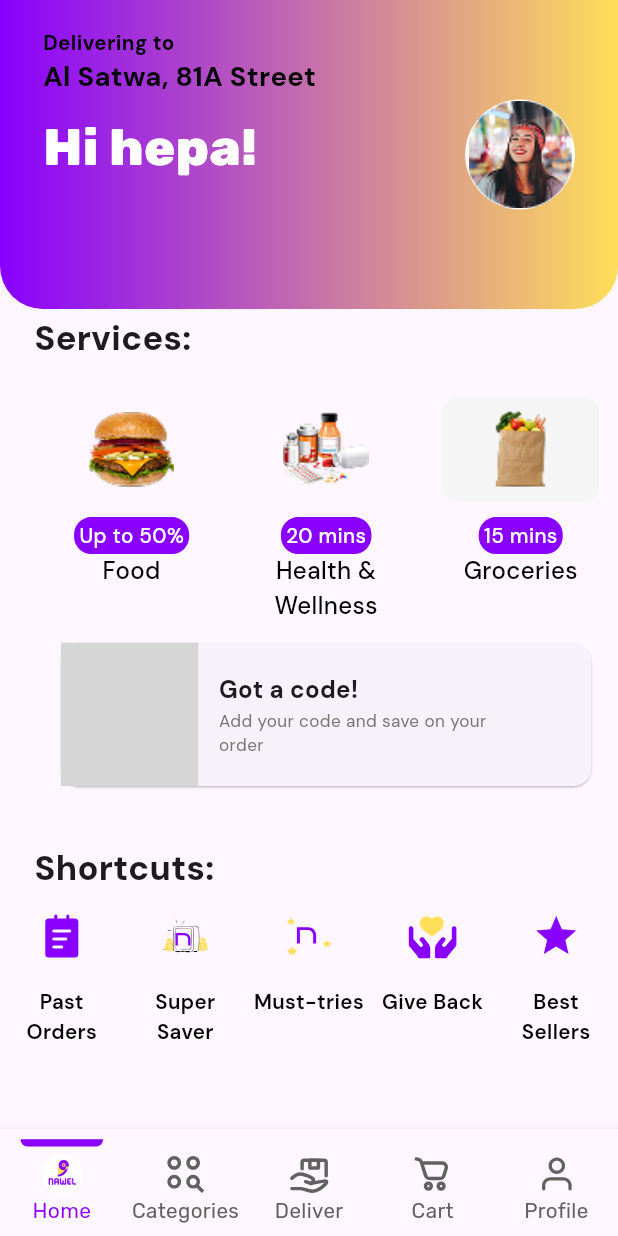
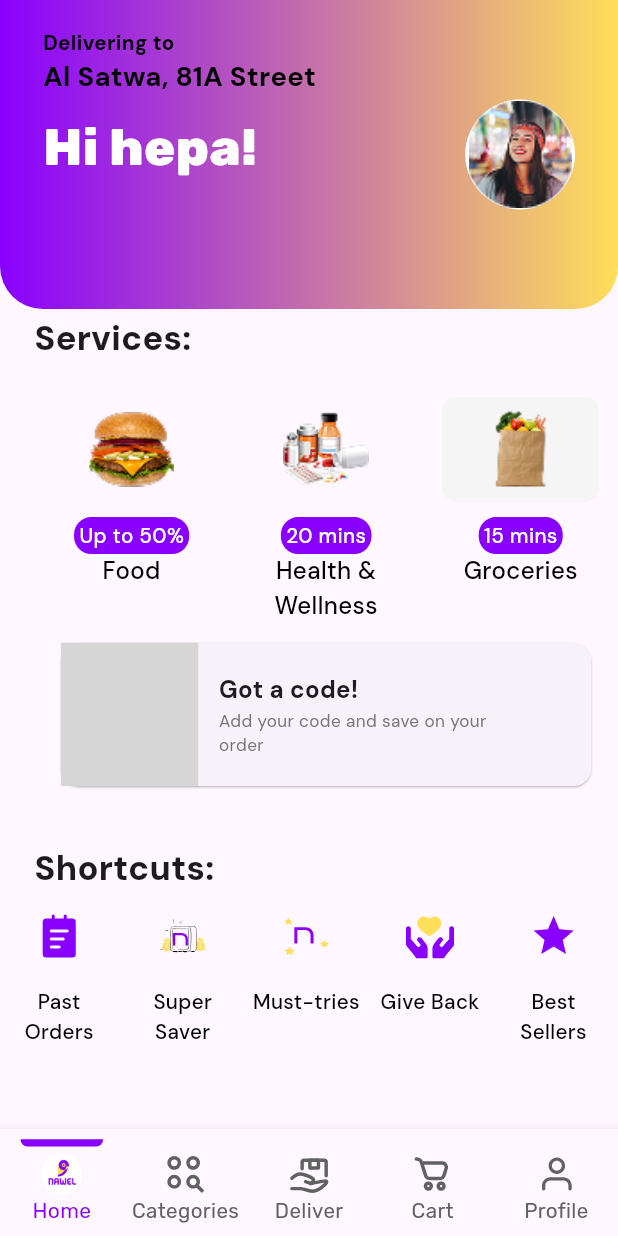
Before and after one commit to AhmedSamy02/AUVNET-Flutter-Internship-Assessment, a Flutter app: the screen it shows after launch, on a phone screen of 412 x 824 dp. Run offline on Flutter 3.47's test engine with Material 3 defaults, Android fonts, the phone set to English and light mode, and no system bars; our stand-ins replace dartz, firebase_auth, firebase_core, flutter_animate, flutter_bloc, flutter_screenutil and 5 more; accounts and stored records are empty; grey boxes are pictures that could not be loaded.

Commit message:
[🐞 BUG] Home Screen; Overflow fixed regarding shortcuts

```diff
--- a/lib/features/home/presentation/widgets/shortcut_item.dart
+++ b/lib/features/home/presentation/widgets/shortcut_item.dart
@@ -11,6 +11,8 @@ class ShortcutItem extends StatelessWidget {
   Widget build(BuildContext context) {
     return Padding(
       padding: EdgeInsets.symmetric(horizontal: 2.w),
+      child: SizedBox(
+        width: 65.w,
         child: Column(
           children: [
             SvgPicture.asset(
@@ -24,12 +26,13 @@ class ShortcutItem extends StatelessWidget {
               textAlign: TextAlign.center,
               style: GoogleFonts.dmSans(
                 fontSize: 12.sp,
-              fontWeight: FontWeight.w600,
+                fontWeight: FontWeight.w500,
                 color: Colors.black,
               ),
             ),
           ],
         ),
+      ),
     );
   }
 }
--- a/lib/features/home/presentation/widgets/shortcut_widget.dart
+++ b/lib/features/home/presentation/widgets/shortcut_widget.dart
@@ -24,9 +24,9 @@ class ShortcutWidget extends StatelessWidget {
           ),
         ),
         SizedBox(height: 10.h),
-        IntrinsicHeight(
-          child: const Row(
-            crossAxisAlignment: CrossAxisAlignment.stretch,
+        Wrap(
+          runSpacing: 16.h,
+          spacing: 3.w,
           children: [
             Expanded(
               child: ShortcutItem(
@@ -59,7 +59,6 @@ class ShortcutWidget extends StatelessWidget {
               ),
             ),
           ],
-          ),
         )
       ],
     );
```
Lines whose indentation alone changed are shown as unchanged.
